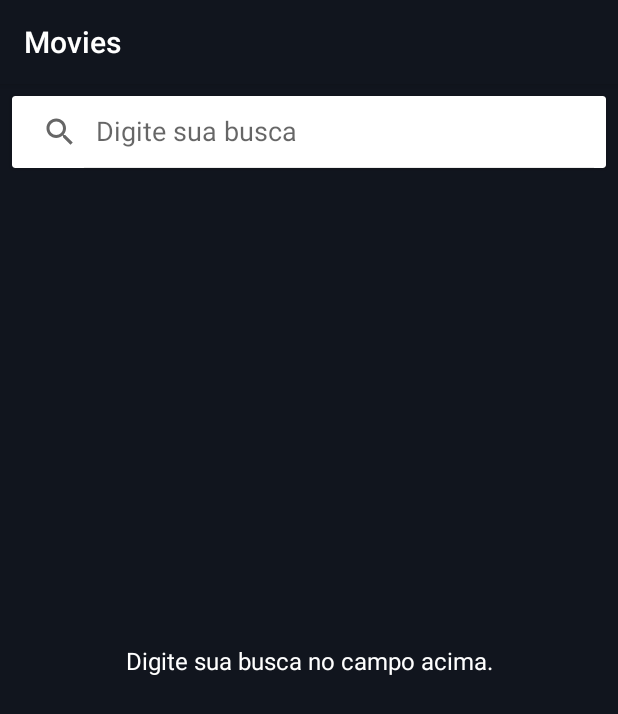
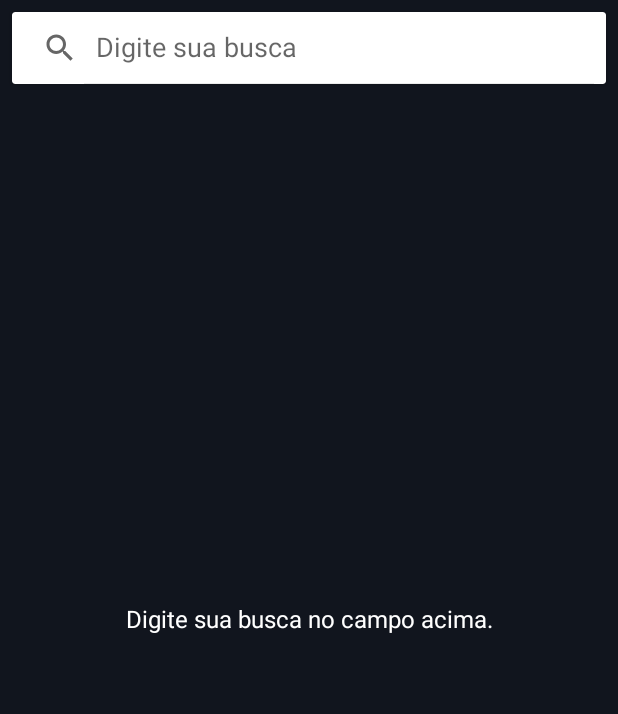
Before and after one commit to rodolfoasarabo/Estudo, an Android app: the screen it shows after launch (SearchActivity), on a phone screen of 412 x 824 dp. Shown: the top 714 px of the screen. Run offline under Robolectric (Android 15) with nearby library versions, the phone set to English and light mode, and no system bars.

Commit message:
Correção de layout na Activity de Busca

```diff
--- a/app/src/main/AndroidManifest.xml
+++ b/app/src/main/AndroidManifest.xml
@@ -15,7 +15,8 @@
         android:theme="@style/AppTheme"
         tools:ignore="GoogleAppIndexingWarning"
         android:windowSoftInputMode="stateAlwaysHidden">
-        <activity android:name=".view.SearchActivity">
+        <activity android:name=".view.SearchActivity"
+            android:theme="@style/AppThemeNoActionBar">
             <intent-filter>
                 <action android:name="android.intent.action.MAIN"/>
 
--- a/app/src/main/res/layout/activity_search.xml
+++ b/app/src/main/res/layout/activity_search.xml
@@ -13,12 +13,13 @@
         android:layout_width="match_parent"
         android:layout_height="match_parent">
 
-
         <android.support.v7.widget.CardView
             android:id="@+id/cardSearch"
             android:layout_width="match_parent"
             android:layout_height="wrap_content"
             android:layout_margin="8dp"
+            android:elevation="8dp"
+            android:background="@android:color/transparent"
             app:layout_constraintEnd_toEndOf="parent"
             app:layout_constraintStart_toStartOf="parent"
             app:layout_constraintTop_toTopOf="parent">
@@ -27,6 +28,7 @@
                 android:id="@+id/svMovies"
                 android:layout_width="match_parent"
                 android:layout_height="match_parent"
+                android:background="@android:color/transparent"
                 app:iconifiedByDefault="false" />
 
         </android.support.v7.widget.CardView>
@@ -36,7 +38,6 @@
             android:layout_width="match_parent"
             android:layout_height="0dp"
             android:layout_marginStart="8dp"
-            android:layout_marginTop="8dp"
             android:layout_marginEnd="8dp"
             android:visibility="gone"
             app:layout_constraintBottom_toBottomOf="parent"
--- a/app/src/main/res/values/styles.xml
+++ b/app/src/main/res/values/styles.xml
@@ -8,4 +8,11 @@
         <item name="colorAccent">@color/colorAccent</item>
     </style>
 
+    <style name="AppThemeNoActionBar" parent="Theme.AppCompat.Light.NoActionBar">
+        <!-- Customize your theme here. -->
+        <item name="colorPrimary">@color/colorPrimary</item>
+        <item name="colorPrimaryDark">@color/colorPrimaryDark</item>
+        <item name="colorAccent">@color/colorAccent</item>
+    </style>
+
 </resources>
```
